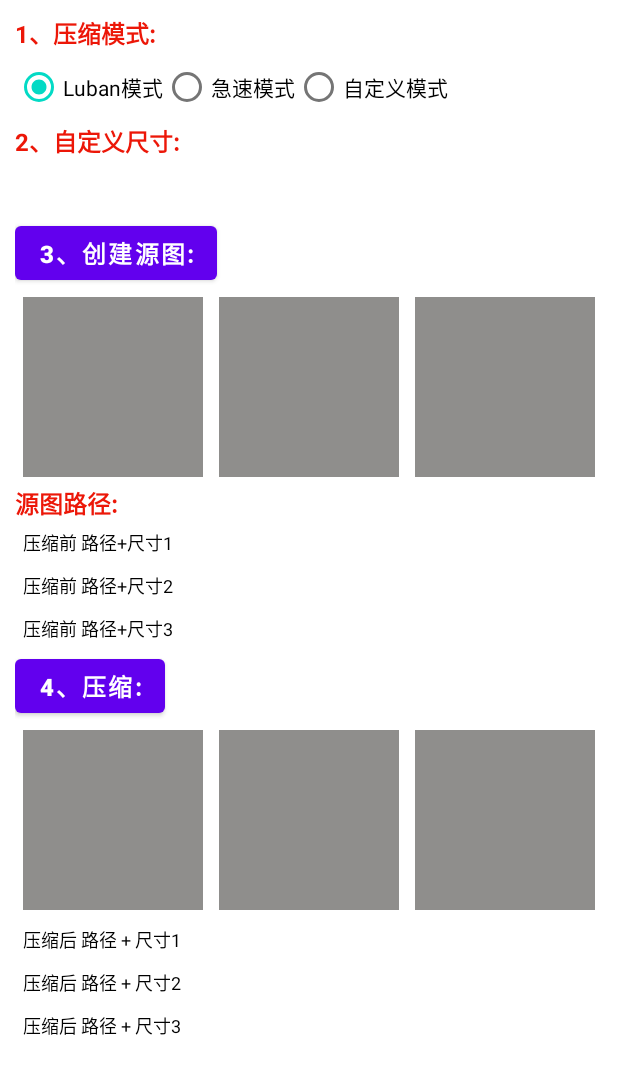
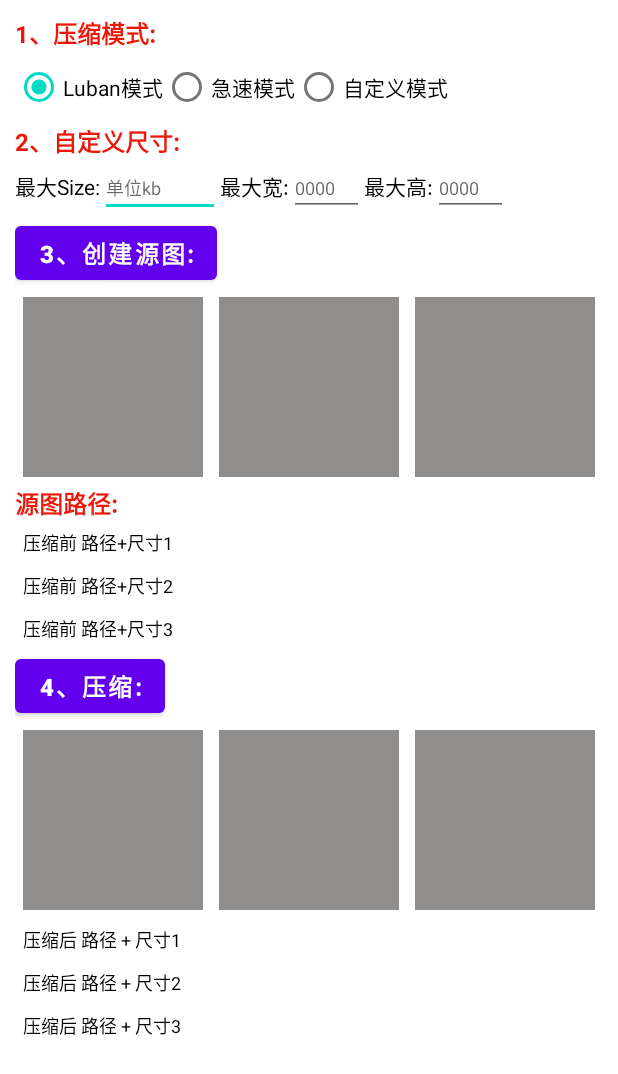
Before and after one commit to FDoubleman/LubanPlus, an Android app: the layout activity_main.xml on its own in the app's theme, with its tools: preview values and no code run, on a phone screen of 412 x 824 dp. Shown: the top 1074 px of the screen. Run offline under Robolectric (Android 15) with nearby library versions, the phone set to English and light mode, and no system bars.

Commit message:
1、完善自定义模式压缩样例

```diff
--- a/app/src/main/res/layout/activity_main.xml
+++ b/app/src/main/res/layout/activity_main.xml
@@ -56,6 +56,7 @@
             android:textStyle="bold" />
 
         <LinearLayout
+            tools:visibility="visible"
             android:visibility="invisible"
             android:id="@+id/ll_custom_layout"
             android:layout_width="match_parent"
@@ -70,6 +71,9 @@
                 android:textSize="14sp" />
 
             <EditText
+                android:id="@+id/et_max_size"
+                android:maxLines="1"
+                android:inputType="number"
                 android:layout_width="80dp"
                 android:layout_height="wrap_content"
                 android:hint="单位kb"
@@ -83,6 +87,9 @@
                 android:textSize="14sp" />
 
             <EditText
+                android:id="@+id/et_max_width"
+                android:maxLines="1"
+                android:inputType="number"
                 android:layout_width="50dp"
                 android:layout_height="wrap_content"
                 android:hint="0000"
@@ -96,6 +103,9 @@
                 android:textSize="14sp" />
 
             <EditText
+                android:id="@+id/et_max_height"
+                android:maxLines="1"
+                android:inputType="number"
                 android:layout_width="50dp"
                 android:layout_height="wrap_content"
                 android:hint="0000"
```
Also changed, not shown: app/src/main/java/cn/xdf/lubanplus/MainActivity.java (+37 -0 lines).
